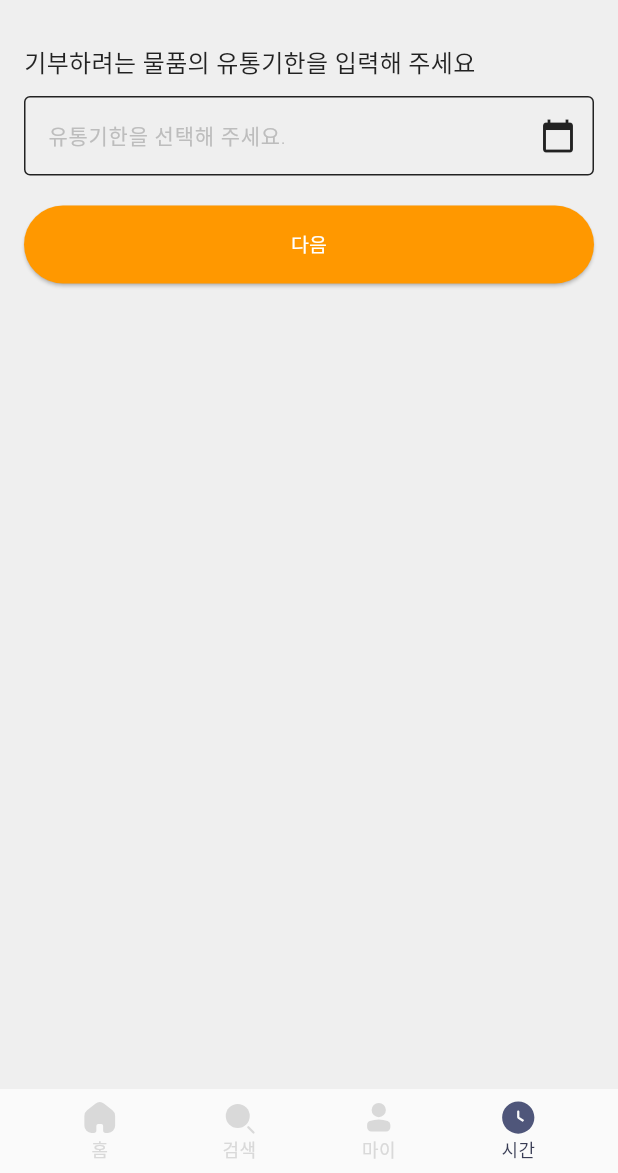
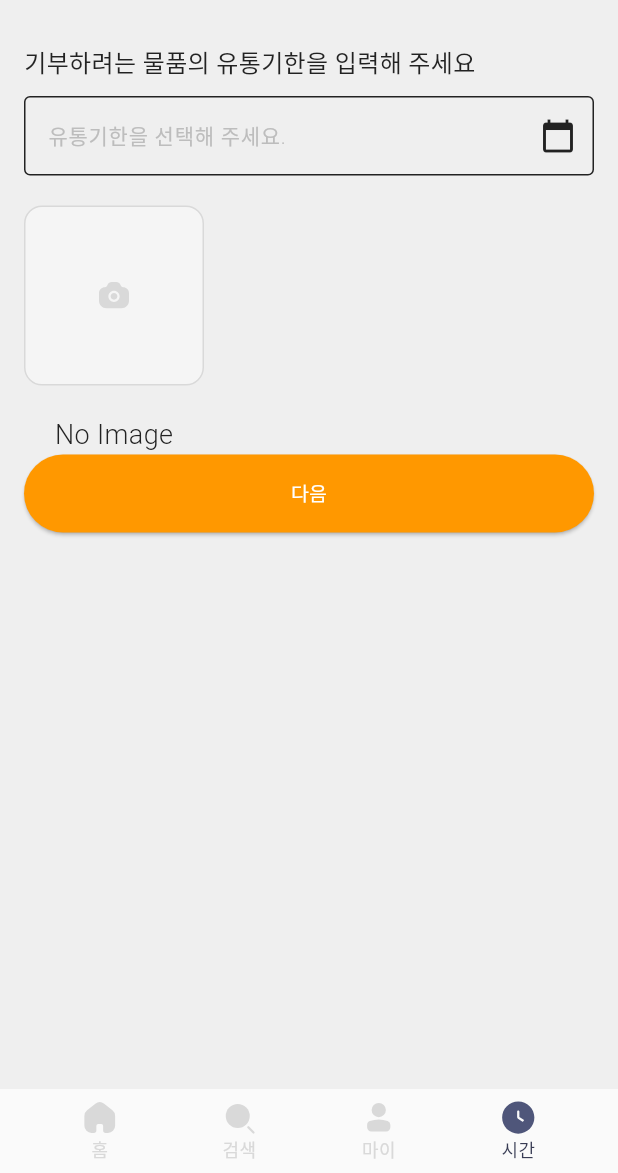
Before and after one commit to team-bbtrain/BabBBu, a Flutter app: the screen it shows after launch, item 4 of the bottom bar chosen, on a phone screen of 412 x 824 dp, the part 63-1236 px from its top. Run offline on Flutter 3.47's test engine with Material 3 defaults, Android fonts, the phone set to English and light mode, and no system bars; our stand-ins replace flutter_svg, image_picker; Roboto replaces fonts that are missing (Pretendard).

Commit message:
feat: add the image input widget and example

```diff
--- a/lib/ui/screens/expiration_date_page.dart
+++ b/lib/ui/screens/expiration_date_page.dart
@@ -1,4 +1,7 @@
+import 'dart:io';
+
 import 'package:BabBBu/ui/widgets/calendar.dart';
+import 'package:BabBBu/ui/widgets/common/image_input.dart';
 import 'package:flutter/material.dart';
 import 'package:intl/intl.dart';
 
@@ -13,6 +16,14 @@ class ExpirationDatePickerPage extends StatefulWidget {
 class _ExpirationDatePickerPageState extends State<ExpirationDatePickerPage> {
   DateTime? _selectedDate;
   TextEditingController _dateController = TextEditingController(); // 선택된 날짜 표시
+
+  File? _selectedImage; // 상위 위젯에서 관리할 이미지 상태
+
+  void _handleImageSelected(File? image) {
+    setState(() {
+      _selectedImage = image;
+    });
+  }
 
   // calendar.dart 사용법
   Future<void> _showDatePicker() async {
@@ -62,6 +73,19 @@ class _ExpirationDatePickerPageState extends State<ExpirationDatePickerPage> {
               ),
             ),
             SizedBox(height: 20),
+            Column(
+              mainAxisAlignment: MainAxisAlignment.center,
+              children: [
+                ImageInput(
+                  onImageSelected: _handleImageSelected,
+                ),
+                SizedBox(height: 20),
+                Text(
+                  _selectedImage != null ? 'Image!' : 'No Image',
+                  style: TextStyle(fontSize: 18),
+                ),
+              ],
+            ),
             // 다음 버튼
             ElevatedButton(
               style: ElevatedButton.styleFrom(
--- /dev/null
+++ b/lib/ui/widgets/common/image_input.dart
@@ -0,0 +1,91 @@
+import 'dart:io';
+import 'package:BabBBu/ui/assets/assets.dart';
+import 'package:BabBBu/ui/theme/colors.dart';
+import 'package:flutter/material.dart';
+import 'package:flutter_svg/svg.dart';
+import 'package:image_picker/image_picker.dart';
+
+class ImageInput extends StatefulWidget {
+  final Function(File?) onImageSelected;
+
+  const ImageInput({
+    super.key,
+    required this.onImageSelected,
+  });
+
+  @override
+  _ImageInputState createState() => _ImageInputState();
+}
+
+class _ImageInputState extends State<ImageInput> {
+  File? _imageFile;
+
+  Future<void> _pickImage() async {
+    final picker = ImagePicker();
+    final pickedFile = await picker.pickImage(source: ImageSource.gallery);
+
+    if (pickedFile != null) {
+      setState(() {
+        _imageFile = File(pickedFile.path);
+      });
+      widget.onImageSelected(_imageFile);
+    }
+  }
+
+  void _removeImage() {
+    setState(() {
+      _imageFile = null;
+    });
+    widget.onImageSelected(null);
+  }
+
+  @override
+  Widget build(BuildContext context) {
+    return GestureDetector(
+      onTap: _imageFile == null ? _pickImage : _removeImage,
+      child: Container(
+        width: 120,
+        height: 120,
+        decoration: BoxDecoration(
+          color: AppColors.line50,
+          borderRadius: BorderRadius.circular(12),
+          border: Border.all(
+            color: AppColors.line200,
+            width: 1,
+          ),
+        ),
+        child: ClipRRect(
+          borderRadius: BorderRadius.circular(12),
+          child: _imageFile == null
+              ? Center(
+                  child: SvgPicture.asset(
+                    AppAssets.icons.camera,
+                  ),
+                )
+              : Stack(
+                  children: [
+                    // 이미지에 명암을 적용
+                    ColorFiltered(
+                      colorFilter: ColorFilter.mode(
+                        AppColors.text400.withOpacity(0.4),
+                        BlendMode.darken,
+                      ),
+                      child: Image.file(
+                        _imageFile!,
+                        fit: BoxFit.cover,
+                        width: double.infinity,
+                        height: double.infinity,
+                      ),
+                    ),
+                    Center(
+                      child: SvgPicture.asset(
+                        AppAssets.icons.closeFilled,
+                      ),
+                    ),
+                  ],
+                ),
+        ),
+      ),
+    );
+  }
+}
```
Also changed, not shown: 5 other files.
